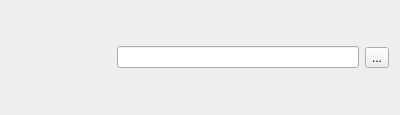
Above: core-widgets-lib/uis/menu_corner_widget.ui from dimgrig/Core before the change. Below: the same form after it.
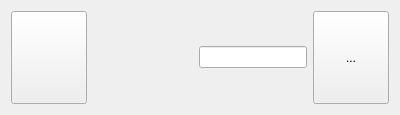
That is the form after the change. Icons and pictures are not drawn. Custom widgets are drawn as their Qt base class.

```diff
--- a/core-widgets-lib/uis/menu_corner_widget.ui
+++ b/core-widgets-lib/uis/menu_corner_widget.ui
@@ -14,7 +14,36 @@
    <string>Form</string>
   </property>
   <layout class="QGridLayout" name="gridLayout">
-   <item row="0" column="0">
+   <item row="0" column="3">
+    <widget class="QLineEdit" name="le_auth_user">
+     <property name="sizePolicy">
+      <sizepolicy hsizetype="Expanding" vsizetype="Fixed">
+       <horstretch>0</horstretch>
+       <verstretch>0</verstretch>
+      </sizepolicy>
+     </property>
+    </widget>
+   </item>
+   <item row="0" column="4">
+    <widget class="QToolButton" name="tb_logout">
+     <property name="sizePolicy">
+      <sizepolicy hsizetype="MinimumExpanding" vsizetype="MinimumExpanding">
+       <horstretch>0</horstretch>
+       <verstretch>0</verstretch>
+      </sizepolicy>
+     </property>
+     <property name="text">
+      <string>...</string>
+     </property>
+     <property name="iconSize">
+      <size>
+       <width>24</width>
+       <height>24</height>
+      </size>
+     </property>
+    </widget>
+   </item>
+   <item row="0" column="1">
     <widget class="QLabel" name="l_logo">
      <property name="sizePolicy">
       <sizepolicy hsizetype="Fixed" vsizetype="Fixed">
@@ -42,31 +71,34 @@
      </property>
     </widget>
    </item>
-   <item row="0" column="1">
-    <widget class="QLineEdit" name="le_auth_user"/>
-   </item>
-   <item row="0" column="2">
-    <widget class="QToolButton" name="tb_logout">
+   <item row="0" column="0">
+    <widget class="ConnectionButton" name="pb_connection">
+     <property name="sizePolicy">
+      <sizepolicy hsizetype="MinimumExpanding" vsizetype="MinimumExpanding">
+       <horstretch>0</horstretch>
+       <verstretch>0</verstretch>
+      </sizepolicy>
+     </property>
      <property name="text">
-      <string>...</string>
-     </property>
-     <property name="icon">
-      <iconset resource="../resources/resources.qrc">
-       <normaloff>:/icons/logout.svg</normaloff>:/icons/logout.svg</iconset>
+      <string/>
      </property>
      <property name="iconSize">
       <size>
        <width>24</width>
-       <height>16</height>
+       <height>24</height>
       </size>
      </property>
     </widget>
    </item>
   </layout>
  </widget>
- <resources>
-  <include location="../resources/resources.qrc"/>
-  <include location="../resources/resources.qrc"/>
- </resources>
+ <customwidgets>
+  <customwidget>
+   <class>ConnectionButton</class>
+   <extends>QPushButton</extends>
+   <header>ConnectionButton.h</header>
+  </customwidget>
+ </customwidgets>
+ <resources/>
  <connections/>
 </ui>
```
